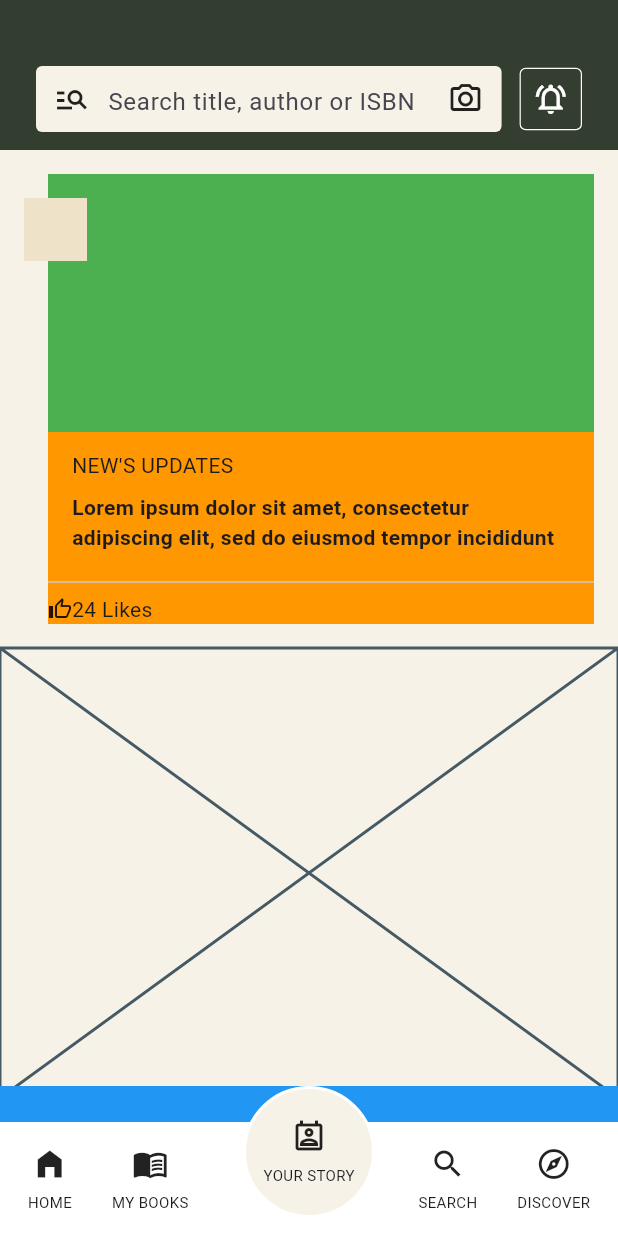
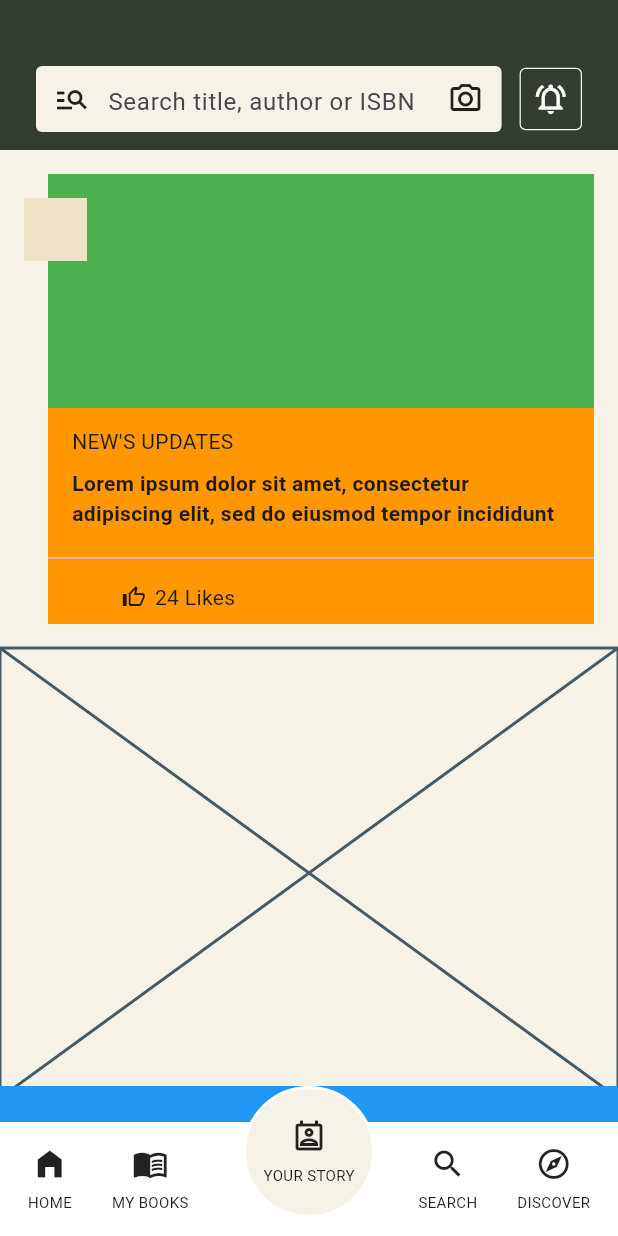
Before and after one commit to JAICHANGPARK/flutter_notebook_chapter_43, a Flutter app: the NewsFeedHomePage screen opened directly, on a phone screen of 412 x 824 dp. Run offline on Flutter 3.47's test engine with Material 3 defaults, Android fonts, the phone set to English and light mode, and no system bars; our stand-ins replace gap, hugeicons.

Commit message:
Update news_feed_home_page.dart

```diff
--- a/lib/ep2163_newsfeed_app/views/news_feed_home_page.dart
+++ b/lib/ep2163_newsfeed_app/views/news_feed_home_page.dart
@@ -126,7 +126,11 @@ class _NewsFeedHomePageState extends State<NewsFeedHomePage> {
                                       Row(
                                         children: [
                                           Expanded(
+                                            child: Padding(
+                                              padding: const EdgeInsets.all(8.0),
                                               child: Row(
+                                                mainAxisAlignment: MainAxisAlignment.center,
+                                                spacing: 6,
                                                 children: [
                                                   Icon(
                                                     Icons.thumb_up_alt_outlined,
@@ -137,6 +141,7 @@ class _NewsFeedHomePageState extends State<NewsFeedHomePage> {
                                                     "24 Likes",
                                                   )
                                                 ],
+                                              ),
                                             ),
                                           ),
                                           VerticalDivider(),
```
Lines whose indentation alone changed are shown as unchanged.
